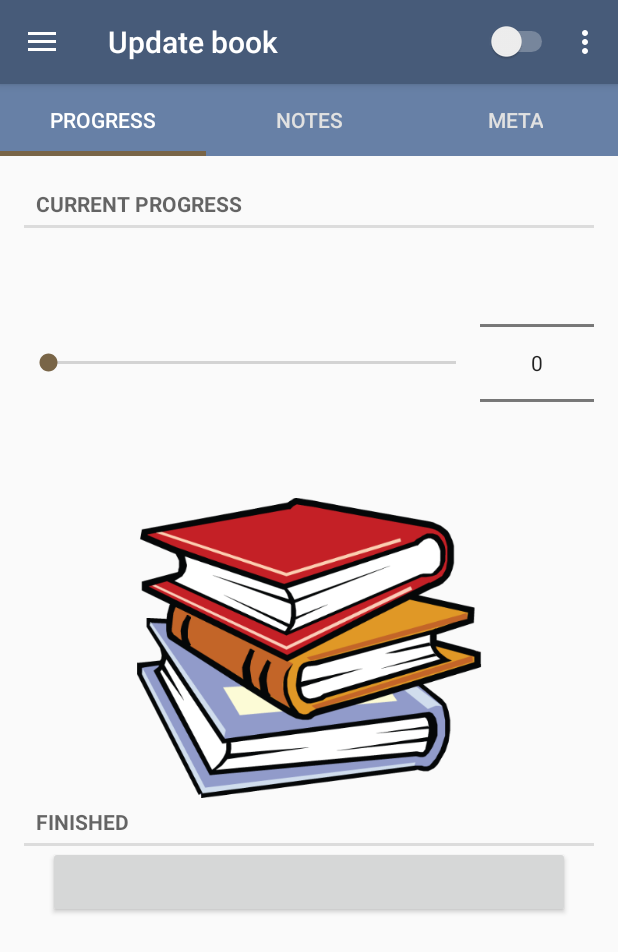
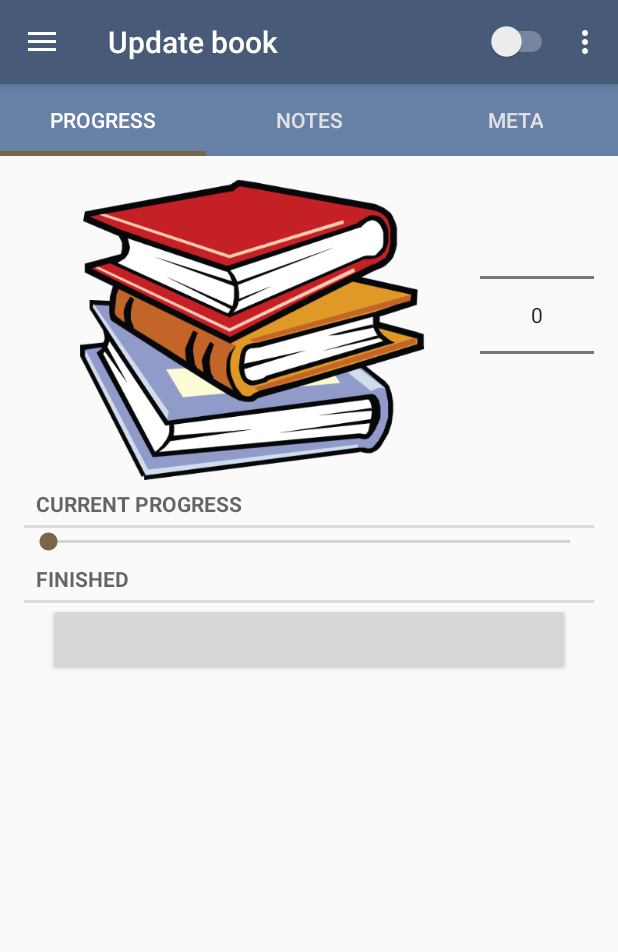
Before and after one commit to nyakeh/PaperTrail, an Android app: the ProgressFragment screen opened directly, with no data from a screen before it, on a phone screen of 412 x 824 dp. Shown: the top 952 px of the screen. Run offline under Robolectric (Android 15) with nearby library versions, the phone set to English and light mode, and no system bars; our stand-ins replace Picasso; 14 statements that could not run were skipped.

Commit message:
Changed progress page's layout to better 'tetris' in the content.

```diff
--- a/app/src/main/java/uk/co/nyakeh/papertrail/BookListActivity.java
+++ b/app/src/main/java/uk/co/nyakeh/papertrail/BookListActivity.java
@@ -3,6 +3,7 @@ package uk.co.nyakeh.papertrail;
 import android.support.v4.app.Fragment;
 
 public class BookListActivity extends SingleFragmentActivity {
+
     @Override
     protected Fragment createFragment() {
         return new BookListFragment();
--- a/app/src/main/java/uk/co/nyakeh/papertrail/BookListFragment.java
+++ b/app/src/main/java/uk/co/nyakeh/papertrail/BookListFragment.java
@@ -3,17 +3,12 @@ package uk.co.nyakeh.papertrail;
 import android.content.Intent;
 import android.os.Bundle;
 import android.support.design.widget.FloatingActionButton;
-import android.support.v4.app.ActivityCompat;
-import android.support.v4.app.ActivityOptionsCompat;
 import android.support.v4.app.Fragment;
-import android.support.v4.util.Pair;
 import android.support.v7.widget.LinearLayoutManager;
 import android.support.v7.widget.RecyclerView;
 import android.view.LayoutInflater;
 import android.view.View;
 import android.view.ViewGroup;
-import android.view.animation.Animation;
-import android.view.animation.AnimationUtils;
 import android.widget.ImageView;
 import android.widget.ProgressBar;
 import android.widget.TextView;
@@ -138,6 +133,7 @@ public class BookListFragment extends Fragment {
 
     public class BookAdapter extends RecyclerView.Adapter<BookHolder> {
         private List<Book> mBooks;
+
         public BookAdapter(List<Book> books) {
             mBooks = books;
         }
--- a/app/src/main/java/uk/co/nyakeh/papertrail/ProgressFragment.java
+++ b/app/src/main/java/uk/co/nyakeh/papertrail/ProgressFragment.java
@@ -2,7 +2,6 @@ package uk.co.nyakeh.papertrail;
 
 import android.app.Activity;
 import android.content.Intent;
-import android.os.Build;
 import android.os.Bundle;
 import android.support.v4.app.Fragment;
 import android.support.v4.app.FragmentManager;
@@ -48,7 +47,7 @@ public class ProgressFragment extends Fragment {
                 }
             });
 
-        mProgressSeekbarField = (SeekBar) view.findViewById(R.id.book_progress_seekbar);
+        mProgressSeekbarField = (SeekBar) view.findViewById(R.id.book_progress_bar);
         mProgressSeekbarField.setMax(mBook.getLength());
         mProgressSeekbarField.setProgress(mBook.getProgress());
         mProgressSeekbarField.setOnSeekBarChangeListener(new SeekBar.OnSeekBarChangeListener() {
--- a/app/src/main/res/layout/progress_page.xml
+++ b/app/src/main/res/layout/progress_page.xml
@@ -13,41 +13,39 @@
         android:paddingRight="@dimen/auxiliary_margin"
         android:paddingTop="@dimen/auxiliary_margin">
 
+        <LinearLayout
+            android:layout_width="match_parent"
+            android:layout_height="wrap_content"
+            android:orientation="horizontal"
+            android:weightSum="5">
+
+            <ImageView
+                android:id="@+id/book_image"
+                android:layout_width="0dp"
+                android:layout_height="200dp"
+                android:layout_gravity="center"
+                android:layout_weight="4"
+                android:transitionName="@string/transition_book_cover"
+                tools:src="@drawable/books"/>
+
+            <NumberPicker
+                android:id="@+id/book_progress_number_picker"
+                android:layout_width="0dp"
+                android:layout_height="wrap_content"
+                android:layout_weight="1"/>
+        </LinearLayout>
         <TextView
             style="?android:listSeparatorTextViewStyle"
             android:layout_width="match_parent"
             android:layout_height="wrap_content"
             android:text="@string/book_progress_label"/>
 
-        <LinearLayout
+        <SeekBar
+            android:id="@+id/book_progress_bar"
             android:layout_width="match_parent"
             android:layout_height="wrap_content"
-            android:orientation="horizontal"
-            android:weightSum="5">
-
-            <SeekBar
-                android:id="@+id/book_progress_seekbar"
-                android:layout_width="0dp"
-                android:layout_height="wrap_content"
-                android:layout_gravity="center_vertical"
-                android:layout_weight="4"
-                />
-
-            <NumberPicker
-                android:id="@+id/book_progress_number_picker"
-                android:layout_width="0dp"
-                android:layout_height="wrap_content"
-                android:layout_weight="1"/>
-
-        </LinearLayout>
-
-        <ImageView
-            android:id="@+id/book_image"
-            android:layout_width="match_parent"
-            android:layout_height="200dp"
-            android:layout_gravity="center"
-            android:transitionName="@string/transition_book_cover"
-            tools:src="@drawable/books"/>
+            android:layout_gravity="center_vertical"
+            />
 
         <TextView
             style="?android:listSeparatorTextViewStyle"
```
